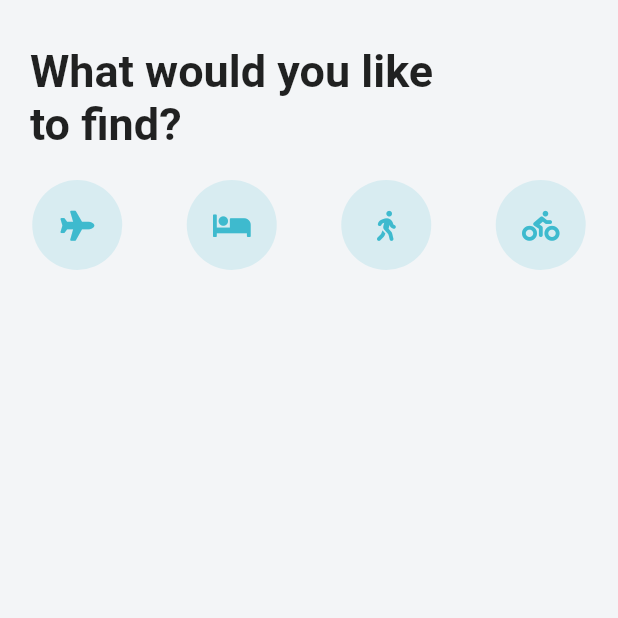
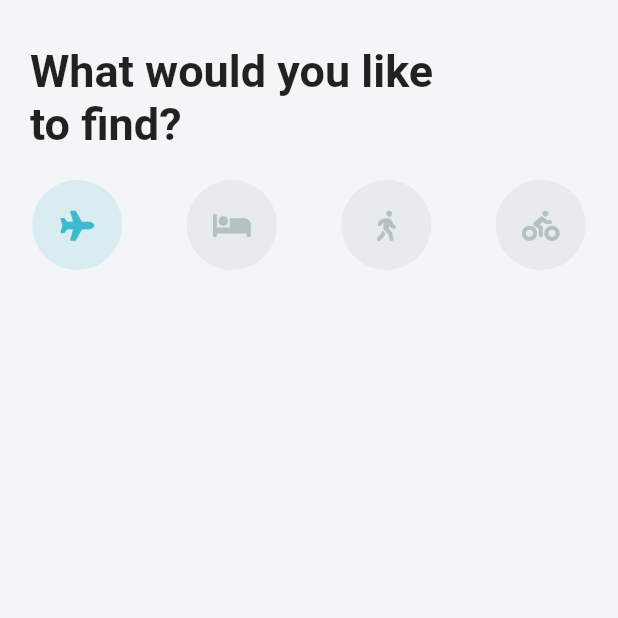
Before and after one commit to chitrank2050/Tourism_UI, a Flutter app: the screen it shows after launch, on a phone screen of 412 x 824 dp, the top half of it. Run offline on Flutter 3.47's test engine with Material 2 defaults, Android fonts, the phone set to English and light mode, and no system bars; our stand-ins replace font_awesome_flutter.

Commit message:
Selectable home_screen icons

```diff
--- a/lib/screens/home_screen.dart
+++ b/lib/screens/home_screen.dart
@@ -28,13 +28,17 @@ class _HomeScreenState extends State<HomeScreen> {
         height: 60.0,
         width: 60.0,
         decoration: BoxDecoration(
-          color: Theme.of(context).accentColor,
+          color: _selectedIndex == index
+              ? Theme.of(context).accentColor
+              : Color(0xFFE7EBEE),
           borderRadius: BorderRadius.circular(30.0),
         ),
         child: Icon(
           _icons[index],
           size: 20,
-          color: Theme.of(context).primaryColor,
+          color: _selectedIndex == index
+              ? Theme.of(context).primaryColor
+              : Color(0xFFB4C1C4),
         ),
       ),
     );
```
